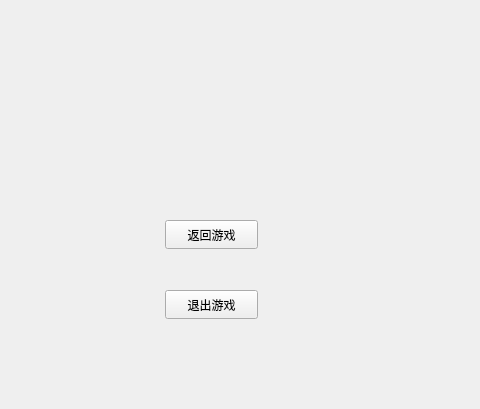
This is mainwindow.ui in LeverImmy/Clap as Qt 5 draws it before an edit; both pictures show x 255 to 735 and y 133 to 542 of the 960 by 720 pixel window. The edited form follows.
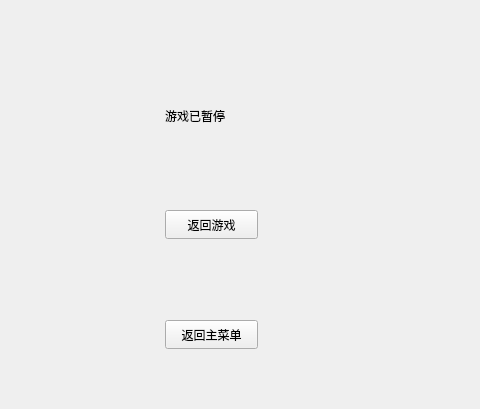
This is the edited form. The open tabs and pages were chosen to show the change.

Patch:
```diff
--- a/mainwindow.ui
+++ b/mainwindow.ui
@@ -348,7 +348,7 @@
       <property name="geometry">
        <rect>
         <x>420</x>
-        <y>330</y>
+        <y>320</y>
         <width>93</width>
         <height>29</height>
        </rect>
@@ -361,13 +361,26 @@
       <property name="geometry">
        <rect>
         <x>420</x>
-        <y>400</y>
+        <y>430</y>
         <width>93</width>
         <height>29</height>
        </rect>
       </property>
       <property name="text">
-       <string>退出游戏</string>
+       <string>返回主菜单</string>
+      </property>
+     </widget>
+     <widget class="QLabel" name="label_2">
+      <property name="geometry">
+       <rect>
+        <x>420</x>
+        <y>170</y>
+        <width>151</width>
+        <height>111</height>
+       </rect>
+      </property>
+      <property name="text">
+       <string>游戏已暂停</string>
       </property>
      </widget>
     </widget>
```
Left out of the diff: 14 changed lines with no effect on the pictures.
